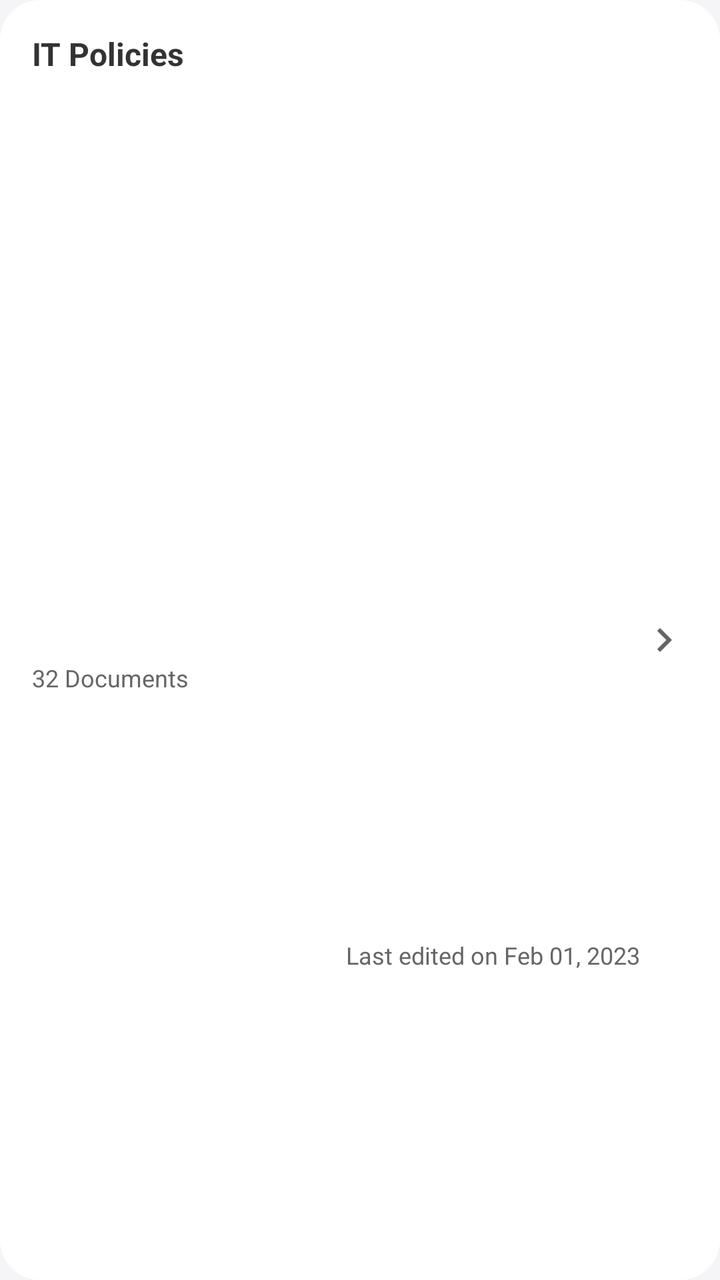
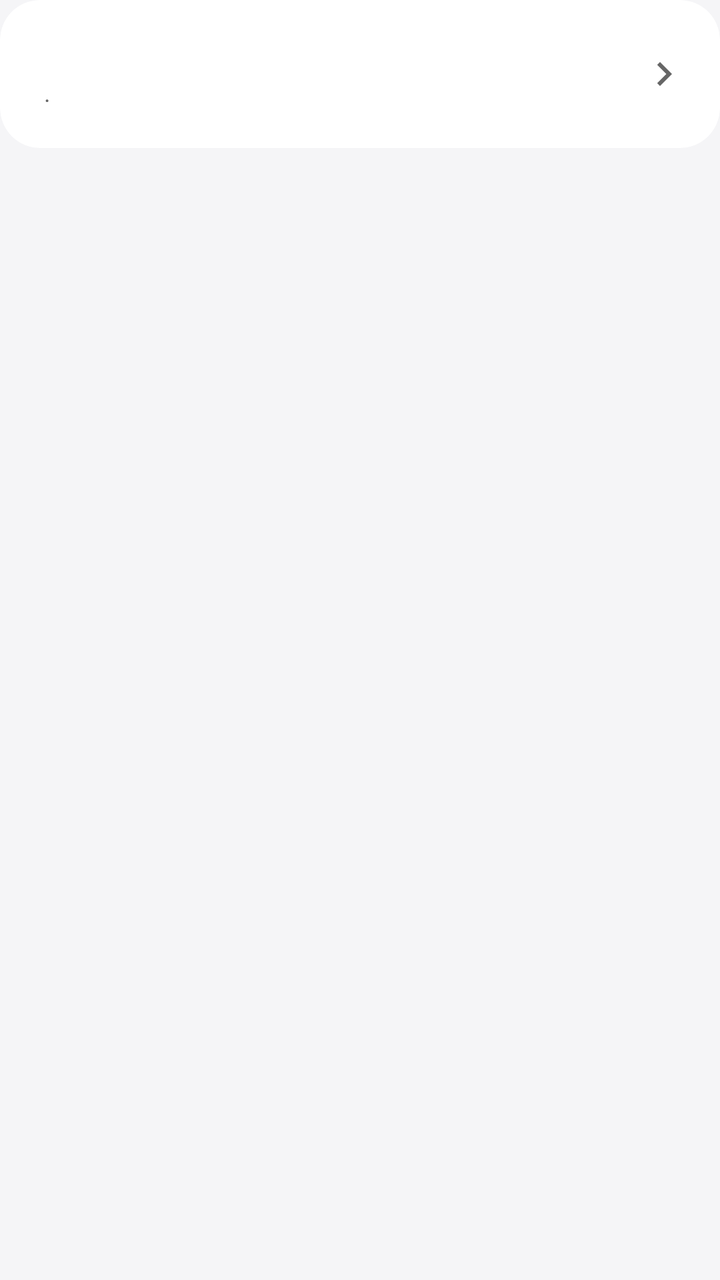

An Android layout rendered at two revisions. The XML below is the earlier revision; the diff shows what the commit changed to produce the second picture.
<!-- AndroidManifest.xml: application theme Theme.KnowledgeBaseSOPViewer -->
<!-- res/layout/item_folder_doc.xml -->
<?xml version="1.0" encoding="utf-8"?>
<androidx.constraintlayout.widget.ConstraintLayout xmlns:android="http://schemas.android.com/apk/res/android"
    xmlns:app="http://schemas.android.com/apk/res-auto"
    android:id="@+id/container"
    android:layout_width="match_parent"
    android:layout_height="wrap_content"
    android:layout_marginBottom="12dp"
    android:background="@drawable/bg_rounded_card"
    android:padding="16dp">

    <TextView
        android:id="@+id/folderName"
        android:layout_width="0dp"
        android:layout_height="wrap_content"
        android:text="IT Policies"
        android:textColor="@color/text_primary"
        android:textSize="16sp"
        android:textStyle="bold"
        app:layout_constraintEnd_toStartOf="@+id/chevron"
        app:layout_constraintStart_toStartOf="parent"
        app:layout_constraintTop_toTopOf="parent" />

    <ImageView
        android:id="@+id/chevron"
        android:layout_width="24dp"
        android:layout_height="24dp"
        android:src="@drawable/ic_chevron_right"
        app:layout_constraintBottom_toBottomOf="parent"
        app:layout_constraintEnd_toEndOf="parent"
        app:layout_constraintTop_toTopOf="parent"
        app:tint="@color/gray_text" />

    <TextView
        android:id="@+id/docCount"
        android:layout_width="wrap_content"
        android:layout_height="wrap_content"
        android:layout_marginTop="16dp"
        android:text="32 Documents"
        android:textColor="@color/gray_text"
        android:textSize="12sp"
        app:layout_constraintBottom_toBottomOf="parent"
        app:layout_constraintStart_toStartOf="parent"
        app:layout_constraintTop_toBottomOf="@+id/folderName" />

    <TextView
        android:id="@+id/lastEdited"
        android:layout_width="wrap_content"
        android:layout_height="wrap_content"
        android:text="Last edited on Feb 01, 2023"
        android:textColor="@color/gray_text"
        android:textSize="12sp"
        app:layout_constraintBottom_toBottomOf="parent"
        app:layout_constraintEnd_toStartOf="@+id/chevron"
        app:layout_constraintTop_toTopOf="@+id/docCount" />

</androidx.constraintlayout.widget.ConstraintLayout>
<!-- resources referenced by this layout -->
<resources>
  <color name="gray_text">#666666</color>
  <color name="text_primary">#333333</color>
  <!-- drawable bg_rounded_card (drawable) -->
  <shape xmlns:android="http://schemas.android.com/apk/res/android">
      <solid android:color="@color/white"/>
      <corners android:radius="20dp"/>
  </shape>
  <!-- drawable ic_chevron_right (drawable) -->
  <vector xmlns:android="http://schemas.android.com/apk/res/android"
      android:width="24dp"
      android:height="24dp"
      android:viewportWidth="24"
      android:viewportHeight="24"
      android:tint="?attr/colorControlNormal">
    <path
        android:fillColor="@android:color/white"
        android:pathData="M10,6L8.59,7.41 13.17,12l-4.58,4.59L10,18l6,-6z"/>
  </vector>
  <style name="Theme.KnowledgeBaseSOPViewer" parent="Theme.MaterialComponents.Light.NoActionBar">
          <item name="colorPrimary">@color/brand_blue</item>
          <item name="colorPrimaryDark">@color/brand_blue</item>
          <item name="colorAccent">@color/brand_teal</item>
          <item name="android:windowBackground">@color/bg_light</item>
      </style>
  <color name="white">#FFFFFF</color>
  <color name="brand_blue">#1D90F5</color>
  <color name="brand_teal">#29D1B1</color>
  <color name="bg_light">#F5F5F7</color>
</resources>

<!-- the commit's change to res/layout/item_folder_doc.xml (unified diff, before → after) -->
@@ -1,56 +1,121 @@
 <?xml version="1.0" encoding="utf-8"?>
-<androidx.constraintlayout.widget.ConstraintLayout xmlns:android="http://schemas.android.com/apk/res/android"
+<LinearLayout xmlns:android="http://schemas.android.com/apk/res/android"
     xmlns:app="http://schemas.android.com/apk/res-auto"
-    android:id="@+id/container"
     android:layout_width="match_parent"
     android:layout_height="wrap_content"
     android:layout_marginBottom="12dp"
-    android:background="@drawable/bg_rounded_card"
-    android:padding="16dp">
+    android:orientation="vertical">
 
-    <TextView
-        android:id="@+id/folderName"
-        android:layout_width="0dp"
+    
+    <LinearLayout
+        android:id="@+id/container"
+        android:layout_width="match_parent"
         android:layout_height="wrap_content"
-        android:text="IT Policies"
-        android:textColor="@color/text_primary"
-        android:textSize="16sp"
-        android:textStyle="bold"
-        app:layout_constraintEnd_toStartOf="@+id/chevron"
-        app:layout_constraintStart_toStartOf="parent"
-        app:layout_constraintTop_toTopOf="parent" />
+        android:background="@drawable/bg_rounded_card"
+        android:clipToOutline="true"
+        android:orientation="vertical">
 
-    <ImageView
-        android:id="@+id/chevron"
-        android:layout_width="24dp"
-        android:layout_height="24dp"
-        android:src="@drawable/ic_chevron_right"
-        app:layout_constraintBottom_toBottomOf="parent"
-        app:layout_constraintEnd_toEndOf="parent"
-        app:layout_constraintTop_toTopOf="parent"
-        app:tint="@color/gray_text" />
+        
+        <LinearLayout
+            android:layout_width="match_parent"
+            android:layout_height="wrap_content"
+            android:gravity="center_vertical"
+            android:orientation="horizontal"
+            android:padding="16dp">
 
-    <TextView
-        android:id="@+id/docCount"
-        android:layout_width="wrap_content"
-        android:layout_height="wrap_content"
-        android:layout_marginTop="16dp"
-        android:text="32 Documents"
-        android:textColor="@color/gray_text"
-        android:textSize="12sp"
-        app:layout_constraintBottom_toBottomOf="parent"
-        app:layout_constraintStart_toStartOf="parent"
-        app:layout_constraintTop_toBottomOf="@+id/folderName" />
+            
+            <LinearLayout
+                android:layout_width="0dp"
+                android:layout_height="wrap_content"
+                android:layout_weight="1"
+                android:orientation="vertical">
 
-    <TextView
-        android:id="@+id/lastEdited"
-        android:layout_width="wrap_content"
-        android:layout_height="wrap_content"
-        android:text="Last edited on Feb 01, 2023"
-        android:textColor="@color/gray_text"
-        android:textSize="12sp"
-        app:layout_constraintBottom_toBottomOf="parent"
-        app:layout_constraintEnd_toStartOf="@+id/chevron"
-        app:layout_constraintTop_toTopOf="@+id/docCount" />
+                <TextView
+                    android:id="@+id/folderName"
+                    android:layout_width="wrap_content"
+                    android:layout_height="wrap_content"
+                    android:textColor="@color/text_primary"
+                    android:textSize="16sp"
+                    android:textStyle="bold" />
 
-</androidx.constraintlayout.widget.ConstraintLayout>
+                <LinearLayout
+                    android:layout_width="wrap_content"
+                    android:layout_height="wrap_content"
+                    android:layout_marginTop="4dp"
+                    android:gravity="center_vertical"
+                    android:orientation="horizontal">
+
+                    <TextView
+                        android:id="@+id/docCount"
+                        android:layout_width="wrap_content"
+                        android:layout_height="wrap_content"
+                        android:textColor="@color/gray_text"
+                        android:textSize="12sp" />
+
+                    <TextView
+                        android:layout_width="wrap_content"
+                        android:layout_height="wrap_content"
+                        android:layout_marginHorizontal="6dp"
+                        android:text="·"
+                        android:textColor="@color/gray_text"
+                        android:textSize="12sp" />
+
+                    <TextView
+                        android:id="@+id/lastEdited"
+                        android:layout_width="wrap_content"
+                        android:layout_height="wrap_content"
+                        android:textColor="@color/gray_text"
+                        android:textSize="12sp" />
+
+                </LinearLayout>
+            </LinearLayout>
+
+            
+            <ImageView
+                android:id="@+id/chevron"
+                android:layout_width="24dp"
+                android:layout_height="24dp"
+                android:src="@drawable/ic_chevron_right"
+                app:tint="@color/gray_text" />
+
+        </LinearLayout>
+
+        
+        <View
+            android:id="@+id/divider"
+            android:layout_width="match_parent"
+            android:layout_height="1dp"
+            android:background="#1A000000"
+            android:visibility="gone" />
+
+        
+        <LinearLayout
+            android:id="@+id/docListContainer"
+            android:layout_width="match_parent"
+            android:layout_height="wrap_content"
+            android:background="@android:color/transparent"
+            android:orientation="vertical"
+            android:paddingBottom="8dp"
+            android:paddingTop="4dp"
+            android:visibility="gone">
+
+            <ProgressBar
+                android:id="@+id/loadingDocs"
+                style="?android:attr/progressBarStyleSmall"
+                android:layout_width="wrap_content"
+                android:layout_height="wrap_content"
+                android:layout_gravity="center"
+                android:layout_margin="16dp"
+                android:indeterminateTint="@color/brand_blue"
+                android:visibility="gone" />
+
+            <LinearLayout
+                android:id="@+id/docsInner"
+                android:layout_width="match_parent"
+                android:layout_height="wrap_content"
+                android:orientation="vertical" />
+
+        </LinearLayout>
+
+    </LinearLayout>
+</LinearLayout>
